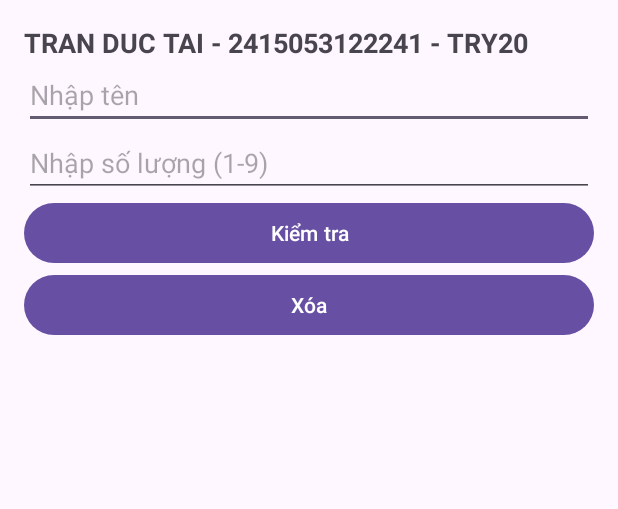
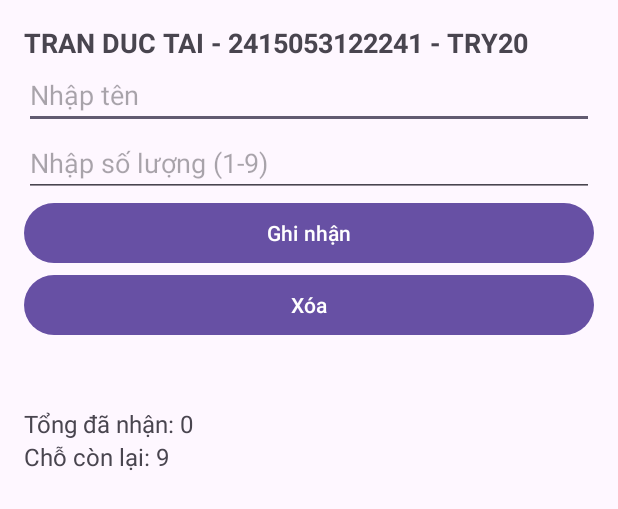
Before and after one commit to taii-ww/giuakiDiDong, an Android app: the layout activity_main.xml on its own in the app's theme, with its tools: preview values and no code run, on a phone screen of 412 x 824 dp. Shown: the top 509 px of the screen. Run offline under Robolectric (Android 15) with nearby library versions, the phone set to English and light mode, and no system bars.

Commit message:
Them model PhienNhan va cap nhat UI

```diff
--- /dev/null
+++ b/app/src/main/java/vn/udn/ute/lamquen_2415053122241/PhienNhan.kt
@@ -0,0 +1,5 @@
+package vn.udn.ute.lamquen_2415053122241 // Giữ đúng package của bạn
+
+data class PhienNhan(
+    var daNhan_2241: Int = 0
+)
--- a/app/src/main/res/layout/activity_main.xml
+++ b/app/src/main/res/layout/activity_main.xml
@@ -31,10 +31,10 @@
 
     <!-- Các nút bấm -->
     <Button
-        android:id="@+id/btnKiemTra"
+        android:id="@+id/btnGhiNhan"
         android:layout_width="match_parent"
         android:layout_height="wrap_content"
-        android:text="Kiểm tra" />
+        android:text="Ghi nhận" />
 
     <Button
         android:id="@+id/btnXoa"
@@ -56,4 +56,20 @@
         android:textSize="16sp"
         android:textStyle="bold" />
 
+    <!-- ... các view cũ ... -->
+
+    <TextView
+        android:id="@+id/txtTong"
+        android:layout_width="match_parent"
+        android:layout_height="wrap_content"
+        android:text="Tổng đã nhận: 0"
+        android:textSize="16sp" />
+
+    <TextView
+        android:id="@+id/txtConLai"
+        android:layout_width="match_parent"
+        android:layout_height="wrap_content"
+        android:text="Chỗ còn lại: 9"
+        android:textSize="16sp" />
+
 </LinearLayout>
```
